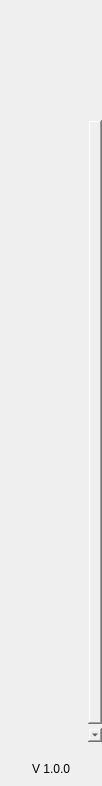
Before: the Qt Designer form src/qt/pivx/forms/navmenuwidget.ui in afghany/castletmp, drawn with Qt 5.
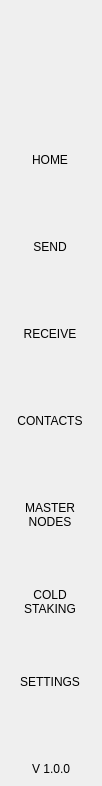
After: the same form once the commit is applied.

What changed in the file:
```diff
--- a/src/qt/pivx/forms/navmenuwidget.ui
+++ b/src/qt/pivx/forms/navmenuwidget.ui
@@ -167,7 +167,8 @@
              </size>
             </property>
             <property name="text">
-             <string/>
+             <string>HOME
+</string>
             </property>
             <property name="iconSize">
              <size>
@@ -195,7 +196,8 @@
              </size>
             </property>
             <property name="text">
-             <string/>
+             <string>SEND
+</string>
             </property>
             <property name="iconSize">
              <size>
@@ -220,7 +222,8 @@
              </size>
             </property>
             <property name="text">
-             <string/>
+             <string>RECEIVE
+</string>
             </property>
             <property name="checkable">
              <bool>true</bool>
@@ -239,32 +242,8 @@
              </size>
             </property>
             <property name="text">
-             <string/>
-            </property>
-            <property name="iconSize">
-             <size>
-              <width>32</width>
-              <height>32</height>
-             </size>
-            </property>
-            <property name="checkable">
-             <bool>true</bool>
-            </property>
-            <property name="autoExclusive">
-             <bool>true</bool>
-            </property>
-           </widget>
-          </item>
-          <item>
-           <widget class="QToolButton" name="btnPrivacy">
-            <property name="minimumSize">
-             <size>
-              <width>100</width>
-              <height>80</height>
-             </size>
-            </property>
-            <property name="text">
-             <string/>
+             <string>CONTACTS
+</string>
             </property>
             <property name="iconSize">
              <size>
@@ -289,7 +268,8 @@
              </size>
             </property>
             <property name="text">
-             <string/>
+             <string>MASTER
+NODES</string>
             </property>
             <property name="iconSize">
              <size>
@@ -314,7 +294,8 @@
              </size>
             </property>
             <property name="text">
-             <string/>
+             <string>COLD
+STAKING</string>
             </property>
             <property name="iconSize">
              <size>
@@ -339,7 +320,8 @@
              </size>
             </property>
             <property name="text">
-             <string/>
+             <string>SETTINGS
+</string>
             </property>
             <property name="iconSize">
              <size>
```
